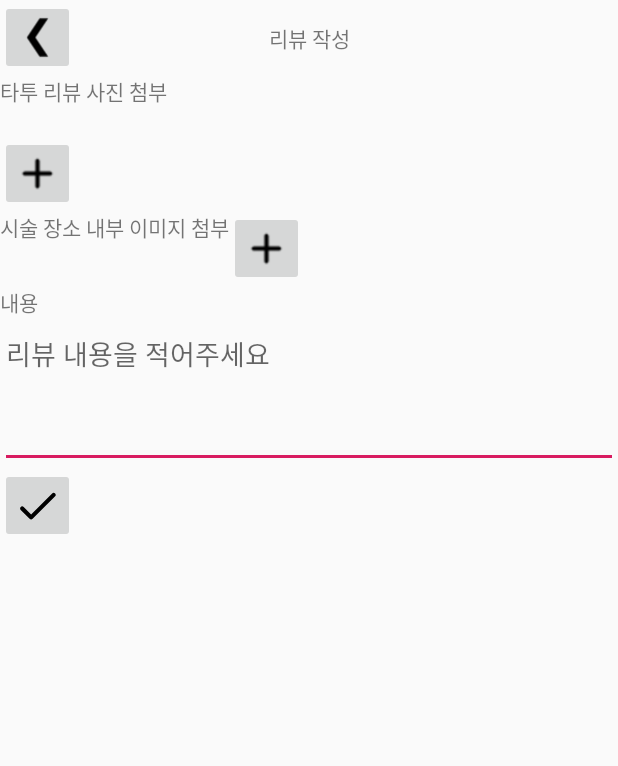
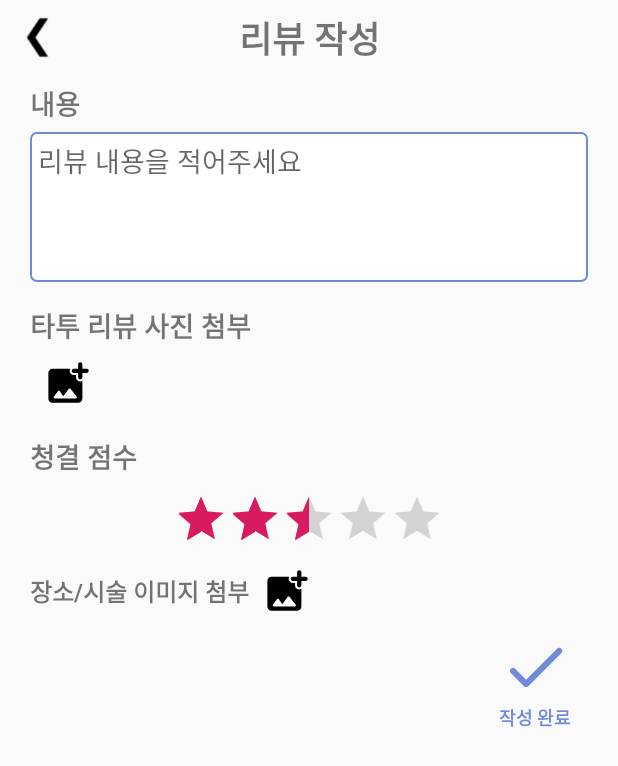
Before and after one commit to donghae0414/2020CapstoneAndroid, an Android app: the WriteReviewActivity screen opened directly, with no data from a screen before it, on a phone screen of 412 x 824 dp. Shown: the top 766 px of the screen. Run offline under Robolectric (Android 15) with nearby library versions, the phone set to English and light mode, and no system bars.

Commit message:
first finish
first finish

```diff
--- a/app/src/main/java/com/example/newtattooandroid/activity/WriteReviewActivity.java
+++ b/app/src/main/java/com/example/newtattooandroid/activity/WriteReviewActivity.java
@@ -50,12 +50,14 @@ public class WriteReviewActivity extends AppCompatActivity {
 
         //타투 리뷰 이미지 버튼 - 사진 첨부
         tv_write_images = findViewById(R.id.tv_write_images);
+        tv_write_images.setVisibility(View.GONE);
         btn_write_image = findViewById(R.id.btn_write_image);
         btn_write_image.setOnClickListener((View view) -> {
             Intent intent = new Intent();
             intent.setType("image/*");
             intent.setAction(Intent.ACTION_GET_CONTENT);
             startActivityForResult(intent, 1);
+            tv_write_images.setVisibility(View.VISIBLE);
         });
 
         //타투 시술 장소 이미지 버튼 - 사진 첨부
--- a/app/src/main/java/com/example/newtattooandroid/adapter/SliderAdapter.java
+++ b/app/src/main/java/com/example/newtattooandroid/adapter/SliderAdapter.java
@@ -55,7 +55,8 @@ public class SliderAdapter extends
 
         Glide.with(viewHolder.itemView)
                 .load(sliderItem.getImageUrl())
-                .centerCrop()
+                .fitCenter()
+//                .centerCrop()
                 .into(viewHolder.imageViewBackground);
 
 //        viewHolder.itemView.setOnClickListener(new View.OnClickListener() {
--- a/app/src/main/res/layout/activity_more.xml
+++ b/app/src/main/res/layout/activity_more.xml
@@ -1,8 +1,7 @@
 <?xml version="1.0" encoding="utf-8"?>
-<RelativeLayout
-    xmlns:android="http://schemas.android.com/apk/res/android"
+<RelativeLayout xmlns:android="http://schemas.android.com/apk/res/android"
+    xmlns:app="http://schemas.android.com/apk/res-auto"
     xmlns:tools="http://schemas.android.com/tools"
-    xmlns:app="http://schemas.android.com/apk/res-auto"
     android:layout_width="match_parent"
     android:layout_height="match_parent"
     android:orientation="vertical"
@@ -17,6 +16,7 @@
             android:id="@+id/btn_review_post_back"
             android:layout_width="50dp"
             android:layout_height="50dp"
+            android:background="@color/white"
             android:padding="8dp"
             android:scaleType="fitXY"
             android:src="@drawable/icons8_chevron_left_50"
@@ -29,6 +29,8 @@
             android:layout_width="wrap_content"
             android:layout_height="wrap_content"
             android:text="리뷰 더보기"
+            android:textSize="24dp"
+            android:textStyle="bold"
             app:layout_constraintBottom_toBottomOf="parent"
             app:layout_constraintEnd_toEndOf="parent"
             app:layout_constraintStart_toStartOf="@+id/btn_review_post_back"
@@ -40,10 +42,11 @@
             android:layout_height="50dp"
             android:padding="8dp"
             android:scaleType="fitXY"
-                android:src="@drawable/round_add_black_18dp"
+            android:src="@drawable/ic_write_post"
+            android:background="@color/white"
+            app:layout_constraintBottom_toBottomOf="parent"
             app:layout_constraintEnd_toEndOf="parent"
-                app:layout_constraintTop_toTopOf="parent"
-                app:layout_constraintBottom_toBottomOf="parent" />
+            app:layout_constraintTop_toTopOf="parent" />
 
     </androidx.constraintlayout.widget.ConstraintLayout>
 
@@ -52,5 +55,5 @@
         android:layout_width="match_parent"
         android:layout_height="wrap_content"
         android:layout_below="@id/review_post_top"
-        android:layout_marginTop="20dp"/>
+        android:layout_marginTop="20dp" />
 </RelativeLayout>
--- a/app/src/main/res/layout/activity_write_review.xml
+++ b/app/src/main/res/layout/activity_write_review.xml
@@ -1,8 +1,7 @@
 <?xml version="1.0" encoding="utf-8"?>
-<LinearLayout
-        xmlns:android="http://schemas.android.com/apk/res/android"
+<LinearLayout xmlns:android="http://schemas.android.com/apk/res/android"
+    xmlns:app="http://schemas.android.com/apk/res-auto"
     xmlns:tools="http://schemas.android.com/tools"
-        xmlns:app="http://schemas.android.com/apk/res-auto"
     android:layout_width="match_parent"
     android:layout_height="match_parent"
     android:orientation="vertical"
@@ -11,10 +10,12 @@
     <androidx.constraintlayout.widget.ConstraintLayout
         android:layout_width="match_parent"
         android:layout_height="wrap_content">
+
         <ImageButton
             android:id="@+id/btn_write_back"
             android:layout_width="50dp"
             android:layout_height="50dp"
+            android:background="@color/white"
             android:padding="8dp"
             android:scaleType="fitXY"
             android:src="@drawable/icons8_chevron_left_50"
@@ -26,6 +27,8 @@
             android:layout_width="wrap_content"
             android:layout_height="wrap_content"
             android:text="리뷰 작성"
+            android:textSize="24dp"
+            android:textStyle="bold"
             app:layout_constraintBottom_toBottomOf="parent"
             app:layout_constraintEnd_toEndOf="parent"
             app:layout_constraintStart_toStartOf="@+id/btn_write_back"
@@ -36,40 +39,113 @@
     <LinearLayout
         android:layout_width="match_parent"
         android:layout_height="wrap_content"
-            android:orientation="vertical">
+        android:orientation="vertical"
+        android:paddingLeft="20dp"
+        android:paddingTop="5dp"
+        android:paddingRight="20dp"
+        android:paddingBottom="5dp">
 
         <TextView
-                android:text="타투 리뷰 사진 첨부"
+            android:layout_width="wrap_content"
+            android:layout_height="wrap_content"
+            android:textSize="18dp"
+            android:textStyle="bold"
+            android:text="내용"
+            android:layout_marginBottom="5dp"/>
+
+        <EditText
+            android:id="@+id/et_write_description"
             android:layout_width="match_parent"
-                android:layout_height="wrap_content"/>
-        <TextView
-                android:id="@+id/tv_write_images"
-                android:layout_width="match_parent"
-                android:layout_height="wrap_content"/>
-        <ImageButton
-                android:id="@+id/btn_write_image"
-                android:layout_width="50dp"
-                android:layout_height="50dp"
-                android:padding="8dp"
-                android:scaleType="fitXY"
-                android:src="@drawable/round_add_black_18dp" />
+            android:layout_height="100dp"
+            android:background="@drawable/edittext_round"
+            android:layout_weight="1"
+            android:ems="10"
+            android:gravity="start|top"
+            android:hint="리뷰 내용을 적어주세요"
+            android:inputType="textMultiLine|text"
+            android:padding="5dp"
+            android:paddingLeft="3dp"/>
     </LinearLayout>
 
     <LinearLayout
         android:layout_width="match_parent"
         android:layout_height="wrap_content"
-            android:orientation="horizontal">
+        android:orientation="vertical"
+        android:paddingLeft="20dp"
+        android:paddingTop="10dp"
+        android:paddingRight="20dp">
 
         <TextView
-                android:text="시술 장소 내부 이미지 첨부"
+            android:layout_width="match_parent"
+            android:layout_height="wrap_content"
+            android:text="타투 리뷰 사진 첨부"
+            android:textSize="18dp"
+            android:textStyle="bold"/>
+
+        <TextView
+            android:id="@+id/tv_write_images"
+            android:layout_width="match_parent"
+            android:layout_height="wrap_content" />
+
+        <ImageButton
+            android:id="@+id/btn_write_image"
+            android:layout_width="50dp"
+            android:layout_height="50dp"
+            android:background="@color/white"
+            android:padding="8dp"
+            android:scaleType="fitXY"
+            android:src="@drawable/ic_add_image" />
+    </LinearLayout>
+
+
+    <LinearLayout
+        android:layout_width="match_parent"
+        android:layout_height="wrap_content"
+        android:orientation="vertical"
+        android:paddingLeft="20dp"
+        android:paddingTop="10dp"
+        android:paddingRight="20dp">
+        <TextView
+            android:layout_width="match_parent"
+            android:layout_height="wrap_content"
+            android:layout_marginBottom="10dp"
+            android:text="청결 점수"
+            android:textSize="18dp"
+            android:textStyle="bold"/>
+        <RatingBar
             android:layout_width="wrap_content"
-                android:layout_height="wrap_content"/>
+            android:layout_height="wrap_content"
+            style="@style/Widget.AppCompat.RatingBar.Indicator"
+            android:layout_centerVertical="true"
+            android:isIndicator="false"
+            android:layout_gravity="center_horizontal"
+            android:numStars="5"
+            android:rating="2.5"
+            android:stepSize="0.5" />
+
+    </LinearLayout>
+
+    <LinearLayout
+        android:layout_width="match_parent"
+        android:layout_height="wrap_content"
+        android:orientation="horizontal"
+        android:gravity="center_vertical"
+        android:paddingLeft="20dp"
+        android:paddingTop="5dp"
+        android:paddingRight="20dp">
+
+        <TextView
+            android:layout_width="wrap_content"
+            android:layout_height="wrap_content"
+            android:text="장소/시술 이미지 첨부"
+            android:textSize="16dp"
+            android:textStyle="bold"/>
 
         <TextView
             android:id="@+id/tv_write_place"
-                android:text="filename"
             android:layout_width="wrap_content"
-                android:layout_height="wrap_content"/>
+            android:layout_height="wrap_content"
+            android:text="filename" />
 
         <ImageButton
             android:id="@+id/btn_write_place"
@@ -77,34 +153,35 @@
             android:layout_height="50dp"
             android:padding="8dp"
             android:scaleType="fitXY"
-                android:src="@drawable/round_add_black_18dp" />
+            android:background="@color/white"
+            android:src="@drawable/ic_add_image" />
 
     </LinearLayout>
 
+
+
     <LinearLayout
-            android:layout_width="match_parent"
-            android:layout_height="wrap_content"
-            android:orientation="vertical">
-        <TextView
         android:layout_width="wrap_content"
         android:layout_height="wrap_content"
-                android:text="내용" />
+        android:layout_gravity="right"
+        android:layout_marginRight="30dp"
+        android:gravity="center_horizontal"
+        android:orientation="vertical">
 
-        <EditText
-                android:id="@+id/et_write_description"
-                android:layout_width="match_parent"
-                android:layout_height="100dp"
-                android:layout_weight="1"
-                android:gravity="start|top"
-                android:ems="10"
-                android:hint="리뷰 내용을 적어주세요"
-                android:inputType="textMultiLine|text" />
-    </LinearLayout>
         <ImageButton
             android:id="@+id/btn_write_post"
             android:layout_width="50dp"
             android:layout_height="50dp"
-            android:padding="8dp"
             android:scaleType="fitXY"
-            android:src="@drawable/ic_done_black_18dp" />
+            android:background="@color/white"
+            android:src="@drawable/ic_done_blue_18dp" />
+        <TextView
+            android:id="@+id/textView"
+            android:layout_width="wrap_content"
+            android:layout_height="wrap_content"
+            android:text="작성 완료"
+            android:textStyle="bold"
+            android:textSize="12dp"
+            android:textColor="#7289da"/>
     </LinearLayout>
+</LinearLayout>
```
Lines whose indentation alone changed are shown as unchanged.
